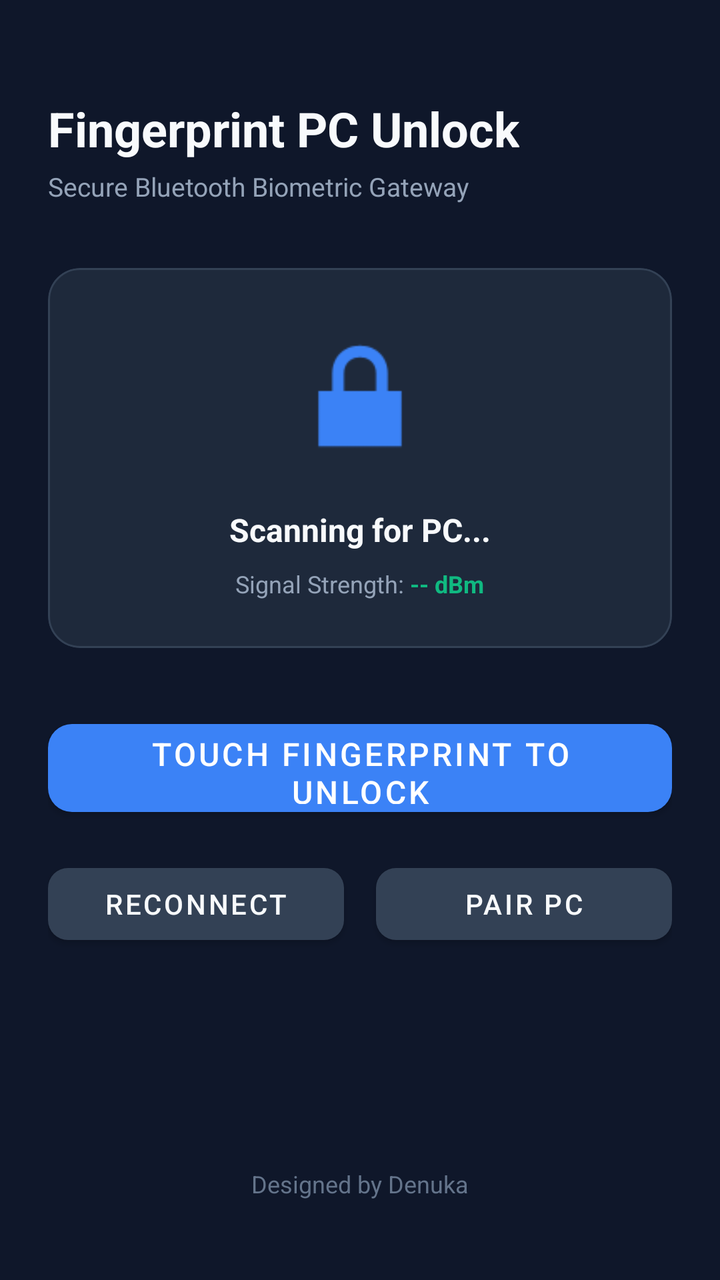
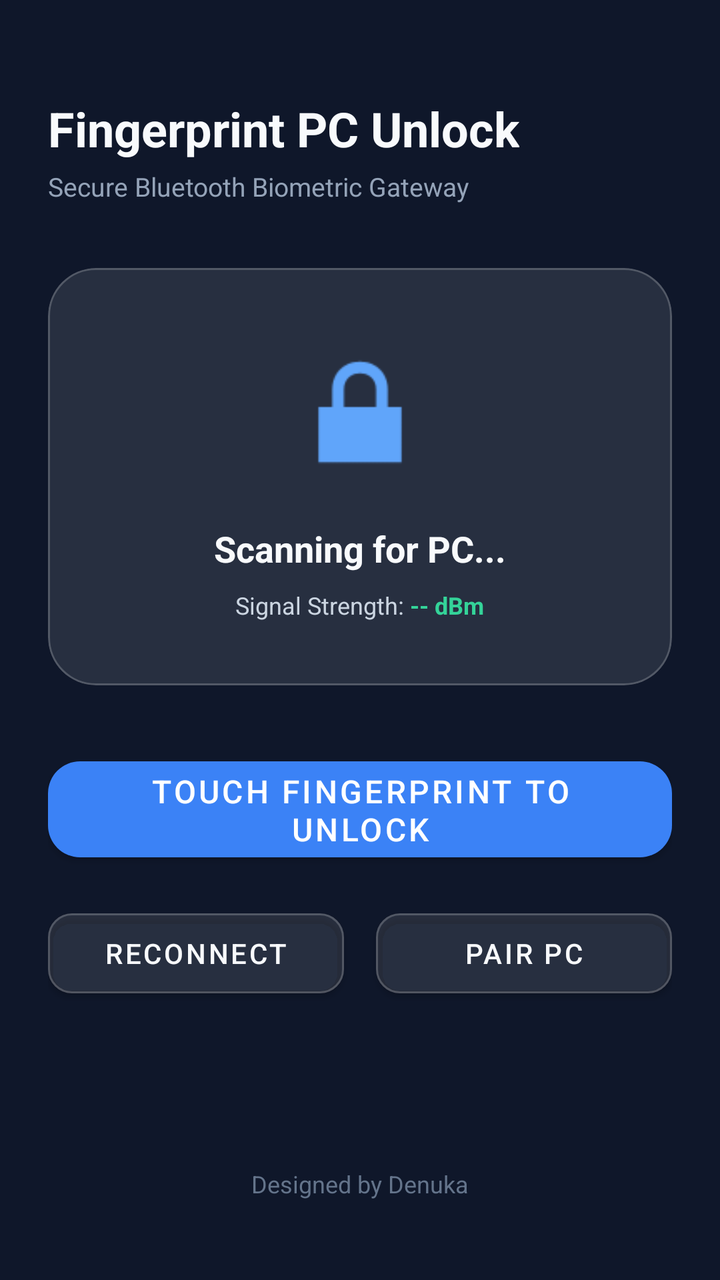

An Android layout rendered at two revisions. The XML below is the earlier revision; the diff shows what the commit changed to produce the second picture.
<!-- AndroidManifest.xml: application theme Theme.FingerprintUnlock -->
<!-- res/layout/activity_main.xml -->
<?xml version="1.0" encoding="utf-8"?>
<androidx.constraintlayout.widget.ConstraintLayout 
    xmlns:android="http://schemas.android.com/apk/res/android"
    xmlns:app="http://schemas.android.com/apk/res-auto"
    android:layout_width="match_parent"
    android:layout_height="match_parent"
    android:background="#0F172A"
    android:padding="24dp">

    
    <TextView
        android:id="@+id/txtTitle"
        android:layout_width="wrap_content"
        android:layout_height="wrap_content"
        android:text="Fingerprint PC Unlock"
        android:textColor="#F8FAFC"
        android:textSize="24sp"
        android:textStyle="bold"
        app:layout_constraintTop_toTopOf="parent"
        app:layout_constraintStart_toStartOf="parent"
        android:layout_marginTop="24dp" />

    <TextView
        android:id="@+id/txtSubtitle"
        android:layout_width="wrap_content"
        android:layout_height="wrap_content"
        android:text="Secure Bluetooth Biometric Gateway"
        android:textColor="#94A3B8"
        android:textSize="13sp"
        app:layout_constraintTop_toBottomOf="@id/txtTitle"
        app:layout_constraintStart_toStartOf="parent"
        android:layout_marginTop="4dp" />

    
    <com.google.android.material.card.MaterialCardView
        android:id="@+id/cardStatus"
        android:layout_width="match_parent"
        android:layout_height="wrap_content"
        app:cardBackgroundColor="#1E293B"
        app:strokeColor="#334155"
        app:strokeWidth="1dp"
        app:cardCornerRadius="16dp"
        app:cardElevation="0dp"
        android:layout_marginTop="32dp"
        app:layout_constraintTop_toBottomOf="@id/txtSubtitle">

        <LinearLayout
            android:layout_width="match_parent"
            android:layout_height="wrap_content"
            android:orientation="vertical"
            android:padding="24dp"
            android:gravity="center">

            
            <ImageView
                android:layout_width="80dp"
                android:layout_height="80dp"
                android:src="@android:drawable/ic_lock_lock"
                app:tint="#3B82F6"
                android:layout_marginBottom="16dp" />

            <TextView
                android:id="@+id/txtStatus"
                android:layout_width="wrap_content"
                android:layout_height="wrap_content"
                android:text="Scanning for PC..."
                android:textColor="#F8FAFC"
                android:textSize="16sp"
                android:textStyle="bold"
                android:textAlignment="center" />

            <LinearLayout
                android:layout_width="wrap_content"
                android:layout_height="wrap_content"
                android:orientation="horizontal"
                android:layout_marginTop="8dp">

                <TextView
                    android:layout_width="wrap_content"
                    android:layout_height="wrap_content"
                    android:text="Signal Strength: "
                    android:textColor="#94A3B8"
                    android:textSize="12sp" />

                <TextView
                    android:id="@+id/txtRssi"
                    android:layout_width="wrap_content"
                    android:layout_height="wrap_content"
                    android:text="-- dBm"
                    android:textColor="#10B981"
                    android:textSize="12sp"
                    android:textStyle="bold" />
            </LinearLayout>

        </LinearLayout>
    </com.google.android.material.card.MaterialCardView>

    
    <com.google.android.material.button.MaterialButton
        android:id="@+id/btnUnlock"
        android:layout_width="match_parent"
        android:layout_height="56dp"
        android:text="Touch Fingerprint to Unlock"
        android:textSize="16sp"
        android:textColor="#FFFFFF"
        app:backgroundTint="#3B82F6"
        app:cornerRadius="12dp"
        android:layout_marginTop="32dp"
        app:layout_constraintTop_toBottomOf="@id/cardStatus" />

    
    <LinearLayout
        android:layout_width="match_parent"
        android:layout_height="wrap_content"
        android:orientation="horizontal"
        android:layout_marginTop="16dp"
        app:layout_constraintTop_toBottomOf="@id/btnUnlock">

        <com.google.android.material.button.MaterialButton
            android:id="@+id/btnScan"
            android:layout_width="0dp"
            android:layout_height="48dp"
            android:layout_weight="1"
            android:text="Reconnect"
            android:textColor="#F8FAFC"
            app:backgroundTint="#334155"
            app:cornerRadius="10dp"
            android:layout_marginEnd="8dp" />

        <com.google.android.material.button.MaterialButton
            android:id="@+id/btnPair"
            android:layout_width="0dp"
            android:layout_height="48dp"
            android:layout_weight="1"
            android:text="Pair PC"
            android:textColor="#F8FAFC"
            app:backgroundTint="#334155"
            app:cornerRadius="10dp"
            android:layout_marginStart="8dp" />
    </LinearLayout>

    <TextView
        android:id="@+id/txtCopyright"
        android:layout_width="wrap_content"
        android:layout_height="wrap_content"
        android:text="Designed by Denuka"
        android:textColor="#64748B"
        android:textSize="12sp"
        android:layout_marginBottom="16dp"
        app:layout_constraintBottom_toBottomOf="parent"
        app:layout_constraintStart_toStartOf="parent"
        app:layout_constraintEnd_toEndOf="parent" />

</androidx.constraintlayout.widget.ConstraintLayout>
<!-- resources referenced by this layout -->
<resources>
  <style name="Theme.FingerprintUnlock" parent="Theme.MaterialComponents.DayNight.NoActionBar">
          <item name="colorPrimary">#3B82F6</item>
          <item name="colorPrimaryVariant">#2563EB</item>
          <item name="colorOnPrimary">#FFFFFF</item>
          <item name="android:statusBarColor">#0F172A</item>
      </style>
</resources>

<!-- the commit's change to res/layout/activity_main.xml (unified diff, before → after) -->
@@ -36,10 +36,10 @@
         android:id="@+id/cardStatus"
         android:layout_width="match_parent"
         android:layout_height="wrap_content"
-        app:cardBackgroundColor="#1E293B"
-        app:strokeColor="#334155"
+        app:cardBackgroundColor="#1AFFFFFF"
+        app:strokeColor="#33FFFFFF"
         app:strokeWidth="1dp"
-        app:cardCornerRadius="16dp"
+        app:cardCornerRadius="24dp"
         app:cardElevation="0dp"
         android:layout_marginTop="32dp"
         app:layout_constraintTop_toBottomOf="@id/txtSubtitle">
@@ -48,7 +48,7 @@
             android:layout_width="match_parent"
             android:layout_height="wrap_content"
             android:orientation="vertical"
-            android:padding="24dp"
+            android:padding="32dp"
             android:gravity="center">
 
             
@@ -56,7 +56,7 @@
                 android:layout_width="80dp"
                 android:layout_height="80dp"
                 android:src="@android:drawable/ic_lock_lock"
-                app:tint="#3B82F6"
+                app:tint="#60A5FA"
                 android:layout_marginBottom="16dp" />
 
             <TextView
@@ -65,7 +65,7 @@
                 android:layout_height="wrap_content"
                 android:text="Scanning for PC..."
                 android:textColor="#F8FAFC"
-                android:textSize="16sp"
+                android:textSize="18sp"
                 android:textStyle="bold"
                 android:textAlignment="center" />
 
@@ -79,7 +79,7 @@
                     android:layout_width="wrap_content"
                     android:layout_height="wrap_content"
                     android:text="Signal Strength: "
-                    android:textColor="#94A3B8"
+                    android:textColor="#CBD5E1"
                     android:textSize="12sp" />
 
                 <TextView
@@ -87,7 +87,7 @@
                     android:layout_width="wrap_content"
                     android:layout_height="wrap_content"
                     android:text="-- dBm"
-                    android:textColor="#10B981"
+                    android:textColor="#34D399"
                     android:textSize="12sp"
                     android:textStyle="bold" />
             </LinearLayout>
@@ -99,12 +99,12 @@
     <com.google.android.material.button.MaterialButton
         android:id="@+id/btnUnlock"
         android:layout_width="match_parent"
-        android:layout_height="56dp"
+        android:layout_height="60dp"
         android:text="Touch Fingerprint to Unlock"
         android:textSize="16sp"
         android:textColor="#FFFFFF"
         app:backgroundTint="#3B82F6"
-        app:cornerRadius="12dp"
+        app:cornerRadius="16dp"
         android:layout_marginTop="32dp"
         app:layout_constraintTop_toBottomOf="@id/cardStatus" />
 
@@ -119,23 +119,27 @@
         <com.google.android.material.button.MaterialButton
             android:id="@+id/btnScan"
             android:layout_width="0dp"
-            android:layout_height="48dp"
+            android:layout_height="52dp"
             android:layout_weight="1"
             android:text="Reconnect"
             android:textColor="#F8FAFC"
-            app:backgroundTint="#334155"
-            app:cornerRadius="10dp"
+            app:backgroundTint="#1AFFFFFF"
+            app:strokeColor="#33FFFFFF"
+            app:strokeWidth="1dp"
+            app:cornerRadius="12dp"
             android:layout_marginEnd="8dp" />
 
         <com.google.android.material.button.MaterialButton
             android:id="@+id/btnPair"
             android:layout_width="0dp"
-            android:layout_height="48dp"
+            android:layout_height="52dp"
             android:layout_weight="1"
             android:text="Pair PC"
             android:textColor="#F8FAFC"
-            app:backgroundTint="#334155"
-            app:cornerRadius="10dp"
+            app:backgroundTint="#1AFFFFFF"
+            app:strokeColor="#33FFFFFF"
+            app:strokeWidth="1dp"
+            app:cornerRadius="12dp"
             android:layout_marginStart="8dp" />
     </LinearLayout>
 
